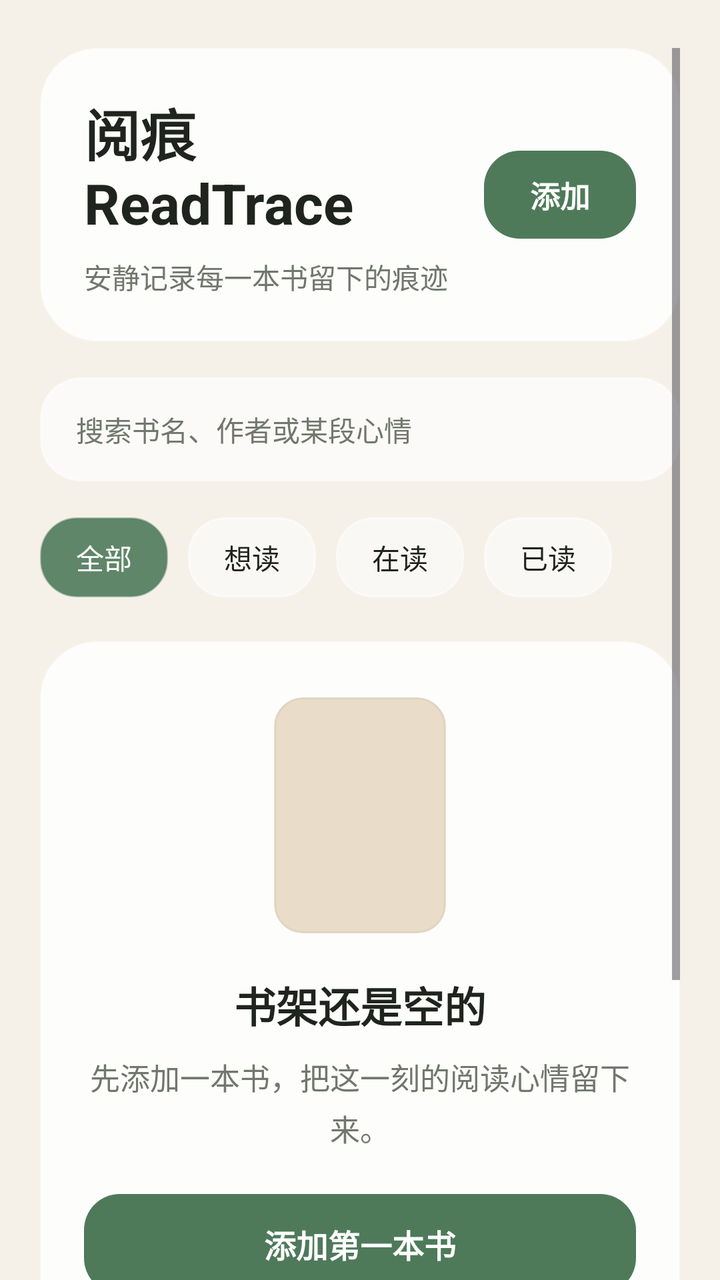
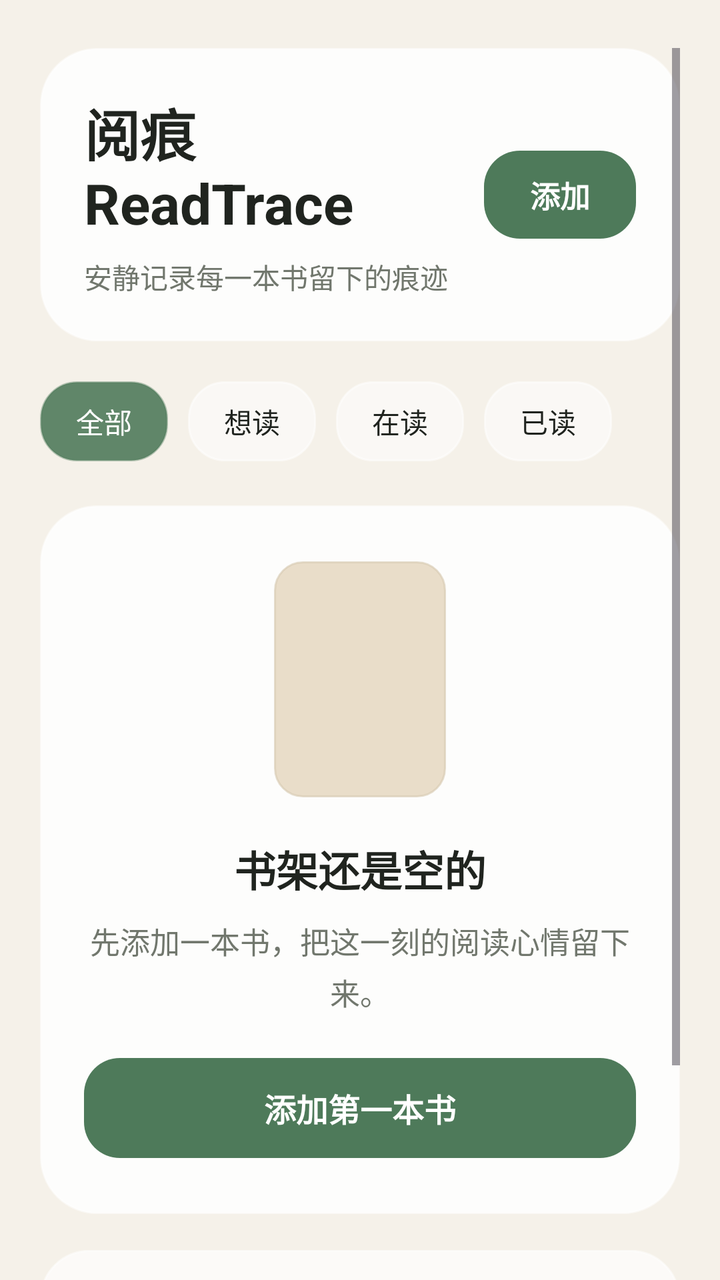

The first picture is an Android layout as it rendered before a commit; the second is the same layout after the commit. The layout source and the unified diff follow.
<!-- AndroidManifest.xml: application theme Theme.Readtrace -->
<!-- res/layout/activity_main.xml -->
<?xml version="1.0" encoding="utf-8"?>
<androidx.constraintlayout.widget.ConstraintLayout xmlns:android="http://schemas.android.com/apk/res/android"
    xmlns:app="http://schemas.android.com/apk/res-auto"
    xmlns:tools="http://schemas.android.com/tools"
    android:id="@+id/main"
    android:layout_width="match_parent"
    android:layout_height="match_parent"
    android:background="@drawable/bg_readtrace_home"
    tools:context=".MainActivity">

    <ScrollView
        android:id="@+id/homeScroll"
        android:layout_width="0dp"
        android:layout_height="0dp"
        android:clipToPadding="false"
        android:fillViewport="true"
        android:overScrollMode="never"
        android:paddingStart="20dp"
        android:paddingTop="24dp"
        android:paddingEnd="20dp"
        android:paddingBottom="28dp"
        app:layout_constraintBottom_toBottomOf="parent"
        app:layout_constraintEnd_toEndOf="parent"
        app:layout_constraintStart_toStartOf="parent"
        app:layout_constraintTop_toTopOf="parent">

        <LinearLayout
            android:id="@+id/homeContent"
            android:layout_width="match_parent"
            android:layout_height="wrap_content"
            android:orientation="vertical">

            <LinearLayout
                android:id="@+id/headerPanel"
                android:layout_width="match_parent"
                android:layout_height="wrap_content"
                android:background="@drawable/bg_glass_panel"
                android:elevation="10dp"
                android:gravity="center_vertical"
                android:orientation="horizontal">

                <LinearLayout
                    android:layout_width="0dp"
                    android:layout_height="wrap_content"
                    android:layout_weight="1"
                    android:orientation="vertical">

                    <TextView
                        android:id="@+id/homeTitle"
                        android:layout_width="wrap_content"
                        android:layout_height="wrap_content"
                        android:fontFamily="sans"
                        android:letterSpacing="0"
                        android:text="@string/home_title"
                        android:textColor="@color/readtrace_ink"
                        android:textSize="28sp"
                        android:textStyle="bold" />

                    <TextView
                        android:id="@+id/homeSubtitle"
                        android:layout_width="match_parent"
                        android:layout_height="wrap_content"
                        android:layout_marginTop="8dp"
                        android:fontFamily="sans"
                        android:lineSpacingExtra="3dp"
                        android:text="@string/home_subtitle"
                        android:textColor="@color/readtrace_muted"
                        android:textSize="14sp" />
                </LinearLayout>

                <TextView
                    android:id="@+id/addButton"
                    android:layout_width="wrap_content"
                    android:layout_height="44dp"
                    android:layout_marginStart="14dp"
                    android:background="@drawable/bg_primary_button"
                    android:clickable="true"
                    android:focusable="true"
                    android:fontFamily="sans"
                    android:gravity="center"
                    android:minWidth="76dp"
                    android:paddingStart="18dp"
                    android:paddingEnd="18dp"
                    android:text="@string/home_add"
                    android:textColor="@color/white"
                    android:textSize="15sp"
                    android:textStyle="bold" />
            </LinearLayout>

            <TextView
                android:id="@+id/searchGlass"
                android:layout_width="match_parent"
                android:layout_height="52dp"
                android:layout_marginTop="18dp"
                android:background="@drawable/bg_search_glass"
                android:elevation="5dp"
                android:fontFamily="sans"
                android:gravity="center_vertical"
                android:paddingStart="18dp"
                android:paddingEnd="18dp"
                android:text="@string/home_search_hint"
                android:textColor="@color/readtrace_muted"
                android:textSize="14sp" />

            <HorizontalScrollView
                android:id="@+id/statusScroller"
                android:layout_width="match_parent"
                android:layout_height="wrap_content"
                android:layout_marginTop="18dp"
                android:clipToPadding="false"
                android:overScrollMode="never"
                android:scrollbars="none">

                <LinearLayout
                    android:id="@+id/statusGroup"
                    android:layout_width="wrap_content"
                    android:layout_height="wrap_content"
                    android:orientation="horizontal">

                    <TextView
                        android:id="@+id/statusAll"
                        style="@style/ReadTraceStatusChip"
                        android:background="@drawable/bg_status_chip_selected"
                        android:clickable="true"
                        android:focusable="true"
                        android:text="@string/status_all"
                        android:textColor="@color/white" />

                    <TextView
                        android:id="@+id/statusWishlist"
                        style="@style/ReadTraceStatusChip"
                        android:layout_marginStart="10dp"
                        android:clickable="true"
                        android:focusable="true"
                        android:text="@string/status_wishlist" />

                    <TextView
                        android:id="@+id/statusReading"
                        style="@style/ReadTraceStatusChip"
                        android:layout_marginStart="10dp"
                        android:clickable="true"
                        android:focusable="true"
                        android:text="@string/status_reading" />

                    <TextView
                        android:id="@+id/statusFinished"
                        style="@style/ReadTraceStatusChip"
                        android:layout_marginStart="10dp"
                        android:clickable="true"
                        android:focusable="true"
                        android:text="@string/status_finished" />
                </LinearLayout>
            </HorizontalScrollView>

            <LinearLayout
                android:id="@+id/emptyPanel"
                android:layout_width="match_parent"
                android:layout_height="wrap_content"
                android:layout_marginTop="22dp"
                android:background="@drawable/bg_glass_panel"
                android:elevation="12dp"
                android:gravity="center_horizontal"
                android:orientation="vertical"
                android:paddingTop="28dp"
                android:paddingBottom="28dp">

                <View
                    android:id="@+id/bookPlaceholder"
                    android:layout_width="86dp"
                    android:layout_height="118dp"
                    android:background="@drawable/bg_book_placeholder"
                    android:contentDescription="@string/decorative_book"
                    android:importantForAccessibility="no" />

                <TextView
                    android:id="@+id/emptyTitle"
                    android:layout_width="wrap_content"
                    android:layout_height="wrap_content"
                    android:layout_marginTop="20dp"
                    android:fontFamily="sans"
                    android:text="@string/empty_shelf_title"
                    android:textColor="@color/readtrace_ink"
                    android:textSize="21sp"
                    android:textStyle="bold" />

                <TextView
                    android:id="@+id/emptyBody"
                    android:layout_width="match_parent"
                    android:layout_height="wrap_content"
                    android:layout_marginTop="10dp"
                    android:fontFamily="sans"
                    android:gravity="center"
                    android:lineSpacingExtra="4dp"
                    android:text="@string/empty_shelf_body"
                    android:textColor="@color/readtrace_muted"
                    android:textSize="15sp" />

                <TextView
                    android:id="@+id/emptyAction"
                    android:layout_width="match_parent"
                    android:layout_height="50dp"
                    android:layout_marginTop="22dp"
                    android:background="@drawable/bg_primary_button"
                    android:clickable="true"
                    android:focusable="true"
                    android:fontFamily="sans"
                    android:gravity="center"
                    android:text="@string/empty_shelf_action"
                    android:textColor="@color/white"
                    android:textSize="16sp"
                    android:textStyle="bold" />
            </LinearLayout>

            <LinearLayout
                android:id="@+id/reflectionPanel"
                android:layout_width="match_parent"
                android:layout_height="wrap_content"
                android:layout_marginTop="18dp"
                android:background="@drawable/bg_glass_panel_soft"
                android:elevation="6dp"
                android:orientation="vertical">

                <TextView
                    android:id="@+id/reflectionTitle"
                    android:layout_width="wrap_content"
                    android:layout_height="wrap_content"
                    android:fontFamily="sans"
                    android:text="@string/today_reflection_title"
                    android:textColor="@color/readtrace_ink"
                    android:textSize="17sp"
                    android:textStyle="bold" />

                <TextView
                    android:id="@+id/reflectionBody"
                    android:layout_width="match_parent"
                    android:layout_height="wrap_content"
                    android:layout_marginTop="8dp"
                    android:fontFamily="sans"
                    android:lineSpacingExtra="5dp"
                    android:text="@string/today_reflection_body"
                    android:textColor="@color/readtrace_muted"
                    android:textSize="14sp" />
            </LinearLayout>
        </LinearLayout>
    </ScrollView>

</androidx.constraintlayout.widget.ConstraintLayout>
<!-- resources referenced by this layout -->
<resources>
  <color name="readtrace_ink">#20241F</color>
  <color name="readtrace_muted">#71776D</color>
  <color name="white">#FFFFFFFF</color>
  <!-- drawable bg_book_placeholder (drawable) -->
  <?xml version="1.0" encoding="utf-8"?>
  <shape xmlns:android="http://schemas.android.com/apk/res/android">
      <solid android:color="@color/readtrace_book_cover" />
      <stroke
          android:width="1dp"
          android:color="@color/readtrace_book_cover_stroke" />
      <corners android:radius="14dp" />
  </shape>
  <!-- drawable bg_glass_panel (drawable) -->
  <?xml version="1.0" encoding="utf-8"?>
  <shape xmlns:android="http://schemas.android.com/apk/res/android">
      <solid android:color="@color/readtrace_glass" />
      <stroke
          android:width="1dp"
          android:color="@color/readtrace_glass_stroke" />
      <corners android:radius="28dp" />
      <padding
          android:bottom="22dp"
          android:left="22dp"
          android:right="22dp"
          android:top="22dp" />
  </shape>
  <!-- drawable bg_readtrace_home (drawable) -->
  <?xml version="1.0" encoding="utf-8"?>
  <shape xmlns:android="http://schemas.android.com/apk/res/android">
      <solid android:color="@color/readtrace_background" />
  </shape>
  <!-- drawable bg_search_glass (drawable) -->
  <?xml version="1.0" encoding="utf-8"?>
  <shape xmlns:android="http://schemas.android.com/apk/res/android">
      <solid android:color="@color/readtrace_glass_soft" />
      <stroke
          android:width="1dp"
          android:color="@color/readtrace_glass_stroke" />
      <corners android:radius="20dp" />
  </shape>
  <!-- drawable bg_status_chip_selected (drawable) -->
  <?xml version="1.0" encoding="utf-8"?>
  <shape xmlns:android="http://schemas.android.com/apk/res/android">
      <solid android:color="@color/readtrace_chip_selected" />
      <stroke
          android:width="1dp"
          android:color="@color/readtrace_chip_selected_stroke" />
      <corners android:radius="18dp" />
  </shape>
  <string name="decorative_book">书籍封面占位</string>
  <string name="empty_shelf_action">添加第一本书</string>
  <string name="empty_shelf_body">先添加一本书，把这一刻的阅读心情留下来。</string>
  <string name="empty_shelf_title">书架还是空的</string>
  <string name="home_add">添加</string>
  <string name="home_search_hint">搜索书名、作者或某段心情</string>
  <string name="home_subtitle">安静记录每一本书留下的痕迹</string>
  <string name="home_title">阅痕 ReadTrace</string>
  <string name="status_all">全部</string>
  <string name="status_finished">已读</string>
  <string name="status_reading">在读</string>
  <string name="status_wishlist">想读</string>
  <string name="today_reflection_body">慢一点也没关系。读过的每一页，都会在某个阶段留下痕迹。</string>
  <string name="today_reflection_title">今日书架</string>
  <style name="Theme.Readtrace" parent="Base.Theme.Readtrace" />
  <color name="readtrace_book_cover">#E9DDC9</color>
  <color name="readtrace_book_cover_stroke">#99D6C8B0</color>
  <color name="readtrace_glass">#D9FFFFFF</color>
  <color name="readtrace_glass_stroke">#8AFFFFFF</color>
  <color name="readtrace_glass_soft">#AFFFFFFF</color>
  <color name="readtrace_accent_pressed">#41684B</color>
  <color name="readtrace_accent">#4E7A5A</color>
  <color name="readtrace_background">#F5F1E9</color>
  <color name="readtrace_chip_selected">#E34E7A5A</color>
  <color name="readtrace_chip_selected_stroke">#664E7A5A</color>
  <!-- drawable bg_status_chip (drawable) -->
  <?xml version="1.0" encoding="utf-8"?>
  <shape xmlns:android="http://schemas.android.com/apk/res/android">
      <solid android:color="@color/readtrace_chip" />
      <stroke
          android:width="1dp"
          android:color="@color/readtrace_glass_stroke" />
      <corners android:radius="18dp" />
  </shape>
  <style name="Base.Theme.Readtrace" parent="Theme.Material3.DayNight.NoActionBar">
          
          
      </style>
  <color name="readtrace_chip">#8CFFFFFF</color>
  <!-- unchanged entries left out for length: 3 -->
</resources>

<!-- the commit's change to res/layout/activity_main.xml (unified diff, before → after) -->
@@ -87,26 +87,11 @@
                     android:textStyle="bold" />
             </LinearLayout>
 
-            <TextView
-                android:id="@+id/searchGlass"
-                android:layout_width="match_parent"
-                android:layout_height="52dp"
-                android:layout_marginTop="18dp"
-                android:background="@drawable/bg_search_glass"
-                android:elevation="5dp"
-                android:fontFamily="sans"
-                android:gravity="center_vertical"
-                android:paddingStart="18dp"
-                android:paddingEnd="18dp"
-                android:text="@string/home_search_hint"
-                android:textColor="@color/readtrace_muted"
-                android:textSize="14sp" />
-
             <HorizontalScrollView
                 android:id="@+id/statusScroller"
                 android:layout_width="match_parent"
                 android:layout_height="wrap_content"
-                android:layout_marginTop="18dp"
+                android:layout_marginTop="20dp"
                 android:clipToPadding="false"
                 android:overScrollMode="never"
                 android:scrollbars="none">
@@ -151,6 +136,15 @@
                         android:text="@string/status_finished" />
                 </LinearLayout>
             </HorizontalScrollView>
+
+            <LinearLayout
+                android:id="@+id/booksContainer"
+                android:layout_width="match_parent"
+                android:layout_height="wrap_content"
+                android:layout_marginTop="10dp"
+                android:orientation="vertical"
+                android:visibility="gone"
+                tools:visibility="visible" />
 
             <LinearLayout
                 android:id="@+id/emptyPanel"
<!-- resource entries referenced after the edit -->
@@ -31,15 +31,6 @@
   <shape xmlns:android="http://schemas.android.com/apk/res/android">
       <solid android:color="@color/readtrace_background" />
   </shape>
-  <!-- drawable bg_search_glass (drawable) -->
-  <?xml version="1.0" encoding="utf-8"?>
-  <shape xmlns:android="http://schemas.android.com/apk/res/android">
-      <solid android:color="@color/readtrace_glass_soft" />
-      <stroke
-          android:width="1dp"
-          android:color="@color/readtrace_glass_stroke" />
-      <corners android:radius="20dp" />
-  </shape>
   <!-- drawable bg_status_chip_selected (drawable) -->
   <?xml version="1.0" encoding="utf-8"?>
   <shape xmlns:android="http://schemas.android.com/apk/res/android">
@@ -54,7 +45,6 @@
   <string name="empty_shelf_body">先添加一本书，把这一刻的阅读心情留下来。</string>
   <string name="empty_shelf_title">书架还是空的</string>
   <string name="home_add">添加</string>
-  <string name="home_search_hint">搜索书名、作者或某段心情</string>
   <string name="home_subtitle">安静记录每一本书留下的痕迹</string>
   <string name="home_title">阅痕 ReadTrace</string>
   <string name="status_all">全部</string>
